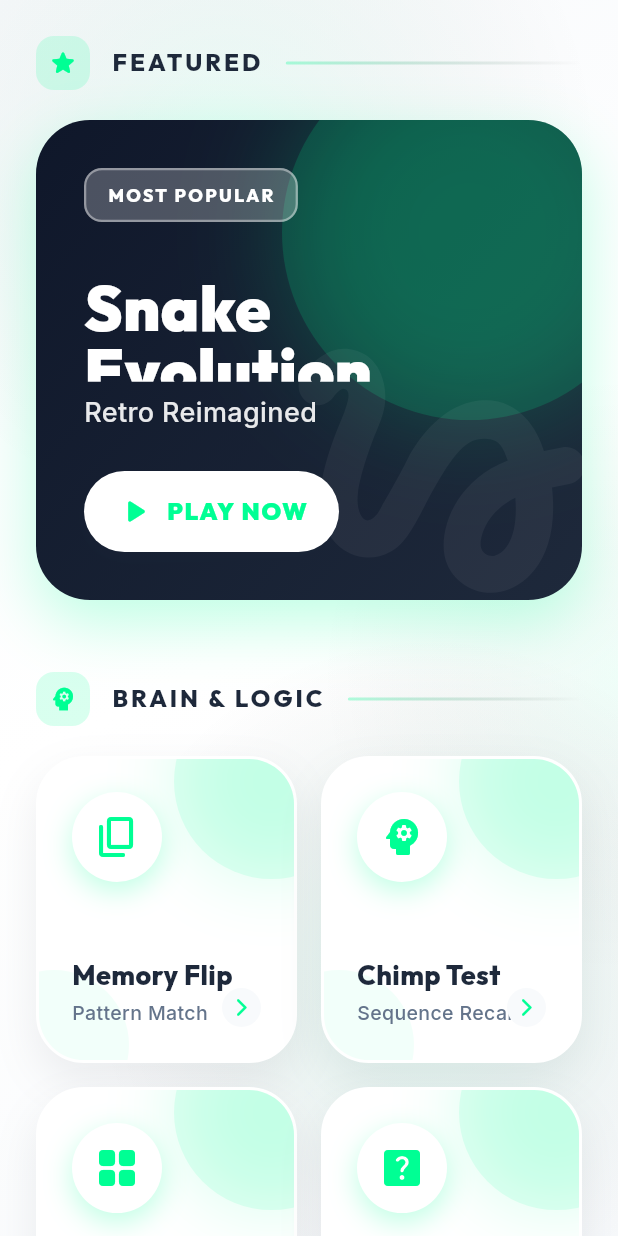
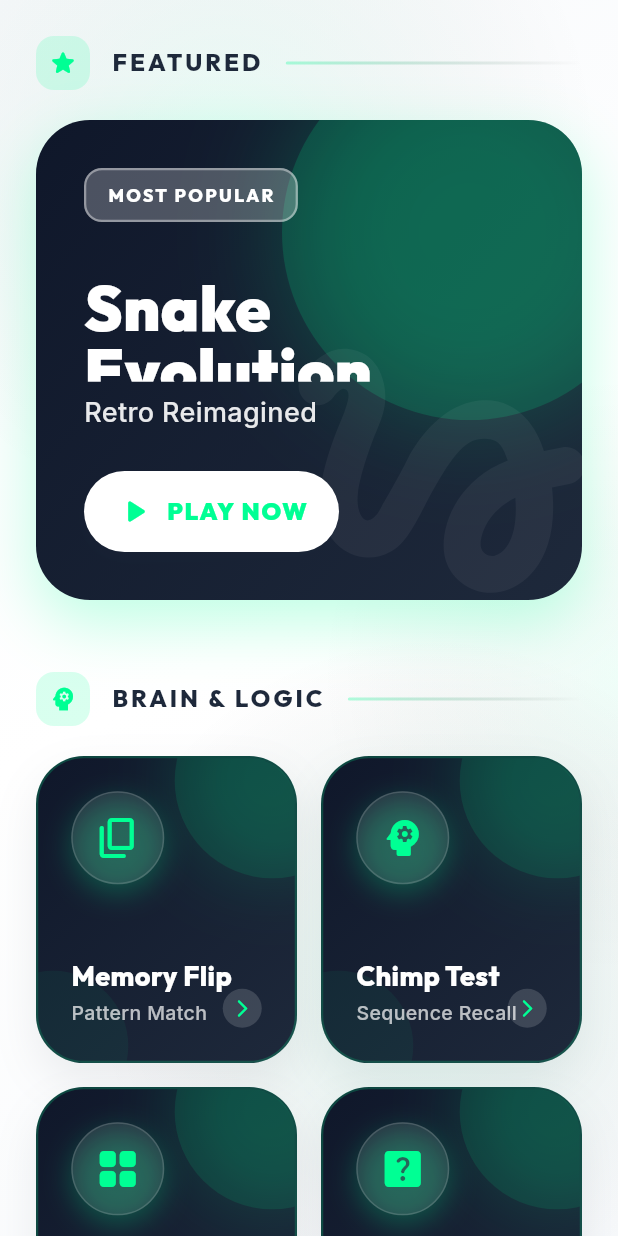
Before and after one commit to Joelrtharakan/AI-Powered-Boredom-Breaker-System-Using-Emotion-Detection-and-Personalized-Activity-Generation, a Flutter app: the GamesScreen screen opened directly, on a phone screen of 412 x 824 dp. Run offline on Flutter 3.47's test engine with Material 3 defaults, Android fonts, the phone set to English and light mode, and no system bars; drawn by our look-alikes of flutter_animate; our stand-ins replace dio, fl_chart, flutter_riverpod, flutter_tts, google_fonts, image_picker and 3 more; missing offline and left inert: encrypt; accounts and stored records are empty; network calls fail.

Commit message:
style: apply premium dark slate gradient to all game cards

```diff
--- a/boredom_breaker_mobile/lib/screens/games/games_screen.dart
+++ b/boredom_breaker_mobile/lib/screens/games/games_screen.dart
@@ -556,9 +556,19 @@ class _GamesScreenState extends State<GamesScreen> {
       child:
           Container(
                 decoration: BoxDecoration(
-                  color: Colors.white,
                   borderRadius: BorderRadius.circular(32),
-                  border: Border.all(color: Colors.white, width: 2),
+                  border: Border.all(
+                    color: game.color.withValues(alpha: 0.2),
+                    width: 1.5,
+                  ),
+                  gradient: const LinearGradient(
+                    begin: Alignment.topLeft,
+                    end: Alignment.bottomRight,
+                    colors: [
+                      Color(0xFF0F172A), // Premium Dark Slate
+                      Color(0xFF1E293B), // Premium Slate
+                    ],
+                  ),
                   boxShadow: [
                     BoxShadow(
                       color: const Color(0xFF1E293B).withValues(alpha: 0.08),
@@ -612,8 +622,11 @@ class _GamesScreenState extends State<GamesScreen> {
                             Container(
                               padding: const EdgeInsets.all(14),
                               decoration: BoxDecoration(
-                                color: Colors.white,
+                                color: Colors.white.withValues(alpha: 0.1),
                                 shape: BoxShape.circle,
+                                border: Border.all(
+                                  color: Colors.white.withValues(alpha: 0.15),
+                                ),
                                 boxShadow: [
                                   BoxShadow(
                                     color: game.color.withValues(alpha: 0.25),
@@ -644,7 +657,7 @@ class _GamesScreenState extends State<GamesScreen> {
                             Text(
                               game.title,
                               style: GoogleFonts.outfit(
-                                color: const Color(0xFF1E293B),
+                                color: Colors.white,
                                 fontSize: 18,
                                 fontWeight: FontWeight.w800,
                                 height: 1.1,
@@ -655,7 +668,7 @@ class _GamesScreenState extends State<GamesScreen> {
                             Text(
                               game.subtitle,
                               style: GoogleFonts.inter(
-                                color: const Color(0xFF64748B),
+                                color: Colors.white.withValues(alpha: 0.7),
                                 fontSize: 13,
                                 fontWeight: FontWeight.w500,
                               ),
@@ -670,8 +683,8 @@ class _GamesScreenState extends State<GamesScreen> {
                         right: 22,
                         child: Container(
                           padding: const EdgeInsets.all(6),
-                          decoration: const BoxDecoration(
-                            color: Color(0xFFF8FAFC),
+                          decoration: BoxDecoration(
+                            color: Colors.white.withValues(alpha: 0.15),
                             shape: BoxShape.circle,
                           ),
                           child: Icon(
@@ -700,9 +713,19 @@ class _GamesScreenState extends State<GamesScreen> {
       child: Container(
         height: 115,
         decoration: BoxDecoration(
-          color: Colors.white,
           borderRadius: BorderRadius.circular(32),
-          border: Border.all(color: Colors.white, width: 2),
+          border: Border.all(
+            color: game.color.withValues(alpha: 0.2),
+            width: 1.5,
+          ),
+          gradient: const LinearGradient(
+            begin: Alignment.topLeft,
+            end: Alignment.bottomRight,
+            colors: [
+              Color(0xFF0F172A), // Premium Dark Slate
+              Color(0xFF1E293B), // Premium Slate
+            ],
+          ),
           boxShadow: [
             BoxShadow(
               color: const Color(0xFF1E293B).withValues(alpha: 0.08),
@@ -738,8 +761,11 @@ class _GamesScreenState extends State<GamesScreen> {
                     Container(
                       padding: const EdgeInsets.all(16),
                       decoration: BoxDecoration(
-                        color: Colors.white,
+                        color: Colors.white.withValues(alpha: 0.1),
                         shape: BoxShape.circle,
+                        border: Border.all(
+                          color: Colors.white.withValues(alpha: 0.15),
+                        ),
                         boxShadow: [
                           BoxShadow(
                             color: game.color.withValues(alpha: 0.25),
@@ -771,7 +797,7 @@ class _GamesScreenState extends State<GamesScreen> {
                           Text(
                             game.title,
                             style: GoogleFonts.outfit(
-                              color: const Color(0xFF1E293B),
+                              color: Colors.white,
                               fontSize: 20,
                               fontWeight: FontWeight.w800,
                             ),
@@ -780,7 +806,7 @@ class _GamesScreenState extends State<GamesScreen> {
                           Text(
                             game.subtitle,
                             style: GoogleFonts.inter(
-                              color: const Color(0xFF64748B),
+                              color: Colors.white.withValues(alpha: 0.7),
                               fontSize: 14,
                               fontWeight: FontWeight.w500,
                             ),
```
